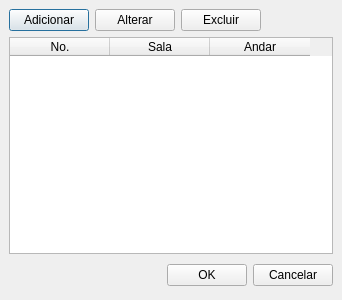
The window that rs/src/ui/frsalas.ui (xvjau/Reserva-de-Salas) describes before a commit, drawn with Qt 5.
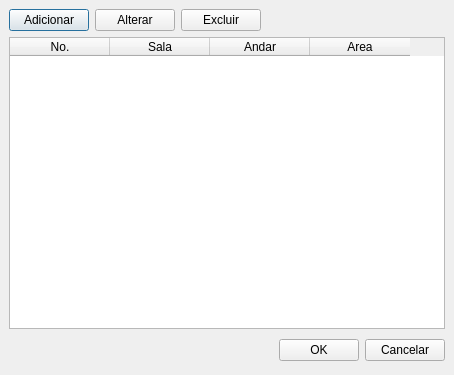
The same window after the commit. Icons and pictures are not drawn.

The edit to the form file:
```diff
--- a/rs/src/ui/frsalas.ui
+++ b/rs/src/ui/frsalas.ui
@@ -8,8 +8,8 @@
    <rect>
     <x>0</x>
     <y>0</y>
-    <width>342</width>
-    <height>300</height>
+    <width>454</width>
+    <height>375</height>
    </rect>
   </property>
   <property name="windowTitle" >
@@ -106,6 +106,11 @@
          <string>Andar</string>
         </property>
        </column>
+       <column>
+        <property name="text" >
+         <string>Area</string>
+        </property>
+       </column>
       </widget>
      </item>
      <item>
```
